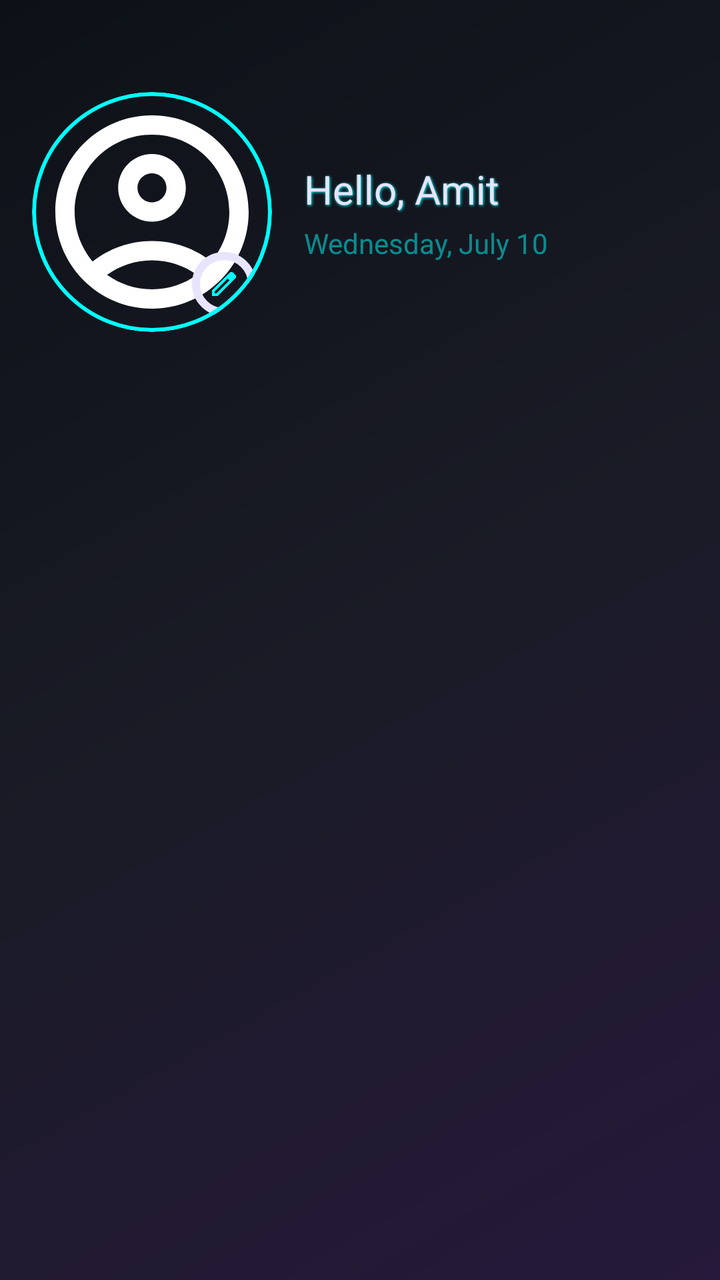
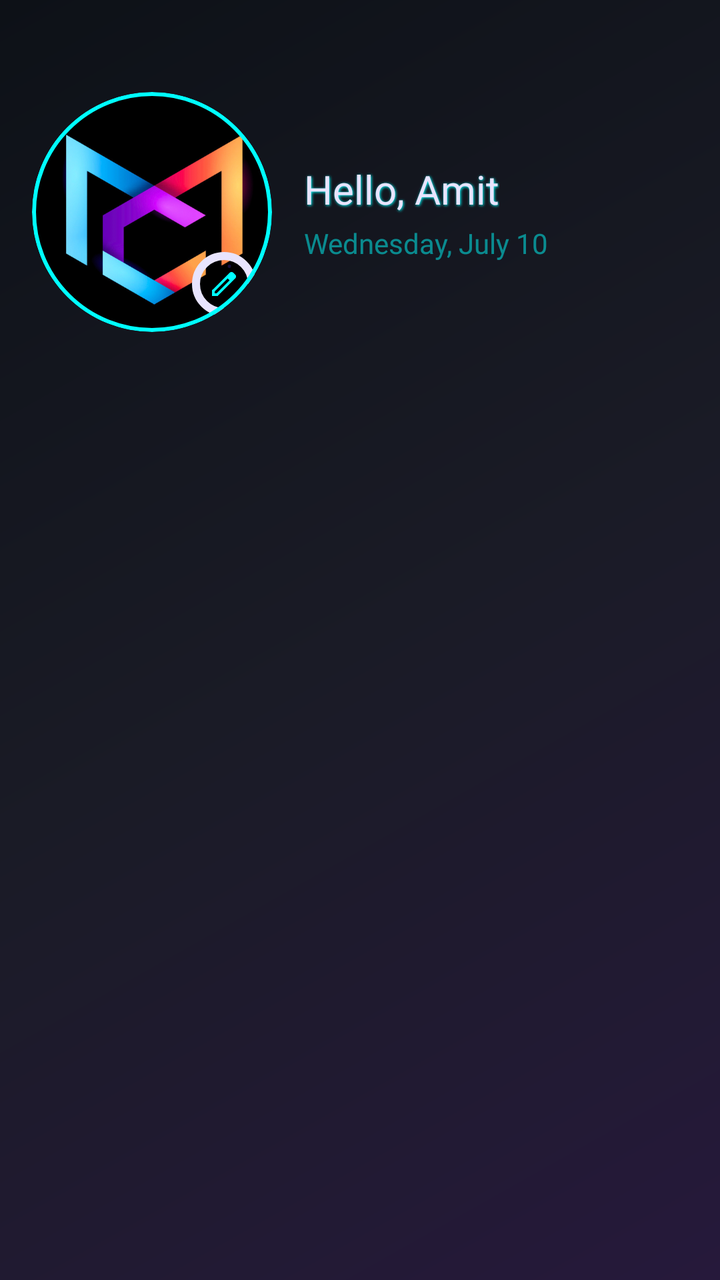

An Android layout rendered at two revisions. The XML below is the earlier revision; the diff shows what the commit changed to produce the second picture.
<!-- AndroidManifest.xml: fallback theme Theme.MaterialComponents.DayNight.NoActionBar -->
<!-- res/layout/nav_header.xml -->
<?xml version="1.0" encoding="utf-8"?>
<androidx.constraintlayout.widget.ConstraintLayout xmlns:android="http://schemas.android.com/apk/res/android"
    xmlns:app="http://schemas.android.com/apk/res-auto"
    xmlns:tools="http://schemas.android.com/tools"
    android:id="@+id/mainLayout"
    android:layout_width="match_parent"
    android:layout_height="wrap_content"
    android:background="@drawable/futuristic_bg_gradient"
    android:padding="16dp">

    <com.google.android.material.card.MaterialCardView
        android:id="@+id/profile_image_card_container"
        android:layout_width="120dp"
        android:layout_height="120dp"
        app:cardCornerRadius="60dp" 
        app:strokeColor="@color/neon_cyan"
        app:strokeWidth="2dp"
        app:cardElevation="0dp"
        app:cardBackgroundColor="@android:color/transparent"
        app:layout_constraintStart_toStartOf="parent"
        app:layout_constraintTop_toTopOf="parent"
        android:layout_marginTop="30dp">

        <FrameLayout
            android:id="@+id/profile_image_container_internal"
            android:layout_width="match_parent"
            android:layout_height="match_parent">

            <ImageView
                android:id="@+id/nav_header_profile_image"
                android:layout_width="match_parent"
                android:layout_height="match_parent"
                android:src="@drawable/outline_account_circle_24"
                android:scaleType="centerCrop"
                android:padding="2dp"/>

            <ImageView
                android:id="@+id/nav_header_edit_profile_icon"
                android:layout_width="32dp"
                android:layout_height="32dp"
                android:layout_gravity="bottom|end"
                android:layout_marginEnd="8dp"
                android:layout_marginBottom="8dp"
                android:background="@drawable/bg_circle_button"
                android:padding="8dp"
                android:src="@drawable/edit_24px"
                app:tint="@color/neon_cyan" 
                android:contentDescription="Edit Profile" />
        </FrameLayout>
    </com.google.android.material.card.MaterialCardView>

    <LinearLayout
        android:id="@+id/text_container"
        android:orientation="vertical"
        android:layout_width="0dp"
        android:layout_height="wrap_content"
        android:layout_marginStart="16dp"
        app:layout_constraintStart_toEndOf="@id/profile_image_card_container" 
        app:layout_constraintTop_toTopOf="@id/profile_image_card_container" 
        app:layout_constraintBottom_toBottomOf="@id/profile_image_card_container" 
        app:layout_constraintEnd_toEndOf="parent"
        android:gravity="center_vertical">

        <TextView
            android:id="@+id/nav_header_user_name"
            android:layout_width="wrap_content"
            android:layout_height="wrap_content"
            android:text="Hello, Amit"
            android:textSize="20sp"
            android:fontFamily="@font/orbitron_medium" 
            android:textColor="@color/white_shadowed"
            android:shadowColor="@color/neon_cyan"
            android:shadowDx="1"
            android:shadowDy="1"
            android:shadowRadius="3" />

        <TextView
            android:id="@+id/nav_header_date_text"
            android:layout_width="wrap_content"
            android:layout_height="wrap_content"
            android:text="Wednesday, July 10"
            android:textColor="@color/neon_cyan_transparent" 
            android:fontFamily="@font/work_sans" 
            android:textSize="14sp"
            android:layout_marginTop="4dp" />
    </LinearLayout>

</androidx.constraintlayout.widget.ConstraintLayout>
<!-- resources referenced by this layout -->
<resources>
  <color name="neon_cyan">#00FFFF</color>
  <color name="neon_cyan_transparent">#8000FFFF</color>
  <color name="white_shadowed">#e8e4fe</color>
  <!-- drawable bg_circle_button (drawable) -->
  <shape xmlns:android="http://schemas.android.com/apk/res/android"
      android:shape="oval">
      <solid android:color="@android:color/transparent" />
      <stroke android:width="4dp" android:color="@color/white_shadowed" />
  </shape>
  <!-- drawable edit_24px (drawable) -->
  <vector xmlns:android="http://schemas.android.com/apk/res/android"
      android:width="24dp"
      android:height="24dp"
      android:viewportWidth="960"
      android:viewportHeight="960"
      android:tint="?attr/colorControlNormal">
    <path
        android:fillColor="@android:color/white"
        android:pathData="M200,760L257,760L648,369L591,312L200,703L200,760ZM120,840L120,670L648,143Q660,132 674.5,126Q689,120 705,120Q721,120 736,126Q751,132 762,144L817,200Q829,211 834.5,226Q840,241 840,256Q840,272 834.5,286.5Q829,301 817,313L290,840L120,840ZM760,256L760,256L704,200L704,200L760,256ZM619,341L591,312L591,312L648,369L648,369L619,341Z"/>
  </vector>
  <!-- drawable futuristic_bg_gradient (drawable) -->
  <?xml version="1.0" encoding="utf-8"?>
  <shape xmlns:android="http://schemas.android.com/apk/res/android">
      <gradient
          android:angle="135"
          android:centerColor="#1A1B26"
          android:endColor="#0D1117"
          android:startColor="#26193B"
          android:type="linear" />
  </shape>
  <!-- drawable outline_account_circle_24 (drawable) -->
  <vector xmlns:android="http://schemas.android.com/apk/res/android"
      android:width="24dp"
      android:height="24dp"
      android:viewportWidth="24"
      android:viewportHeight="24">
  
      <path
          android:fillColor="@android:color/white"
          android:pathData="M12,2C6.48,2 2,6.48 2,12s4.48,10 10,10s10,-4.48 10,-10S17.52,2 12,2zM7.35,18.5C8.66,17.56 10.26,17 12,17s3.34,0.56 4.65,1.5C15.34,19.44 13.74,20 12,20S8.66,19.44 7.35,18.5zM18.14,17.12L18.14,17.12C16.45,15.8 14.32,15 12,15s-4.45,0.8 -6.14,2.12l0,0C4.7,15.73 4,13.95 4,12c0,-4.42 3.58,-8 8,-8s8,3.58 8,8C20,13.95 19.3,15.73 18.14,17.12z" />
  
      <path
          android:fillColor="@android:color/white"
          android:pathData="M12,6c-1.93,0 -3.5,1.57 -3.5,3.5S10.07,13 12,13s3.5,-1.57 3.5,-3.5S13.93,6 12,6zM12,11c-0.83,0 -1.5,-0.67 -1.5,-1.5S11.17,8 12,8s1.5,0.67 1.5,1.5S12.83,11 12,11z" />
  
  </vector>
</resources>

<!-- the commit's change to res/layout/nav_header.xml (unified diff, before → after) -->
@@ -30,7 +30,7 @@
                 android:id="@+id/nav_header_profile_image"
                 android:layout_width="match_parent"
                 android:layout_height="match_parent"
-                android:src="@drawable/outline_account_circle_24"
+                android:src="@drawable/app_logo"
                 android:scaleType="centerCrop"
                 android:padding="2dp"/>
 
<!-- resource entries referenced after the edit -->
@@ -3,6 +3,7 @@
   <color name="neon_cyan">#00FFFF</color>
   <color name="neon_cyan_transparent">#8000FFFF</color>
   <color name="white_shadowed">#e8e4fe</color>
+  <!-- drawable app_logo: png bitmap (drawable, 108070 bytes) -->
   <!-- drawable bg_circle_button (drawable) -->
   <shape xmlns:android="http://schemas.android.com/apk/res/android"
       android:shape="oval">
@@ -30,21 +31,5 @@
           android:startColor="#26193B"
           android:type="linear" />
   </shape>
-  <!-- drawable outline_account_circle_24 (drawable) -->
-  <vector xmlns:android="http://schemas.android.com/apk/res/android"
-      android:width="24dp"
-      android:height="24dp"
-      android:viewportWidth="24"
-      android:viewportHeight="24">
-  
-      <path
-          android:fillColor="@android:color/white"
-          android:pathData="M12,2C6.48,2 2,6.48 2,12s4.48,10 10,10s10,-4.48 10,-10S17.52,2 12,2zM7.35,18.5C8.66,17.56 10.26,17 12,17s3.34,0.56 4.65,1.5C15.34,19.44 13.74,20 12,20S8.66,19.44 7.35,18.5zM18.14,17.12L18.14,17.12C16.45,15.8 14.32,15 12,15s-4.45,0.8 -6.14,2.12l0,0C4.7,15.73 4,13.95 4,12c0,-4.42 3.58,-8 8,-8s8,3.58 8,8C20,13.95 19.3,15.73 18.14,17.12z" />
-  
-      <path
-          android:fillColor="@android:color/white"
-          android:pathData="M12,6c-1.93,0 -3.5,1.57 -3.5,3.5S10.07,13 12,13s3.5,-1.57 3.5,-3.5S13.93,6 12,6zM12,11c-0.83,0 -1.5,-0.67 -1.5,-1.5S11.17,8 12,8s1.5,0.67 1.5,1.5S12.83,11 12,11z" />
-  
-  </vector>
 </resources>
 
